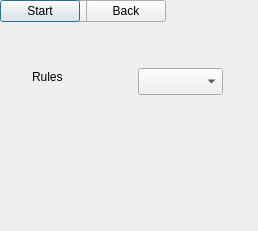
The window that QT_Project_Mensche_Aergere_dich_nicht/settingsdialog.ui (TwoPlusPlus/NETB375_Mensche_aergere_dich_nicht) describes before a commit, drawn with Qt 5.
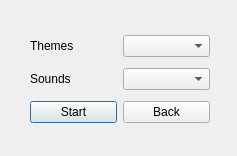
The same window after the commit.

Commit message: languages added; rules to be translated later

Diff of the .ui file:
```diff
--- a/QT_Project_Mensche_Aergere_dich_nicht/settingsdialog.ui
+++ b/QT_Project_Mensche_Aergere_dich_nicht/settingsdialog.ui
@@ -6,29 +6,25 @@
    <rect>
     <x>0</x>
     <y>0</y>
-    <width>258</width>
-    <height>231</height>
+    <width>237</width>
+    <height>156</height>
    </rect>
   </property>
   <property name="windowTitle">
    <string>Dialog</string>
   </property>
   <widget class="QWidget" name="">
-   <layout class="QHBoxLayout" name="horizontalLayout">
-    <item>
-     <widget class="QLabel" name="DieThrowlabel">
-      <property name="text">
-       <string>Die throw</string>
-      </property>
-     </widget>
-    </item>
+   <property name="geometry">
+    <rect>
+     <x>30</x>
+     <y>30</y>
+     <width>180</width>
+     <height>101</height>
+    </rect>
+   </property>
+   <layout class="QVBoxLayout" name="verticalLayout">
     <item>
-     <widget class="QComboBox" name="DieThrowcomboBox"/>
-    </item>
-   </layout>
-  </widget>
-  <widget class="QWidget" name="">
-   <layout class="QHBoxLayout" name="horizontalLayout_4">
+     <layout class="QHBoxLayout" name="horizontalLayout_3">
     <item>
      <widget class="QLabel" name="Themeslabel">
       <property name="text">
@@ -40,9 +36,9 @@
      <widget class="QComboBox" name="ThemescomboBox"/>
     </item>
    </layout>
-  </widget>
-  <widget class="QWidget" name="">
-   <layout class="QHBoxLayout" name="horizontalLayout_3">
+    </item>
+    <item>
+     <layout class="QHBoxLayout" name="horizontalLayout_5">
     <item>
      <widget class="QLabel" name="Soundslabel">
       <property name="text">
@@ -54,9 +50,9 @@
      <widget class="QComboBox" name="SoundscomboBox"/>
     </item>
    </layout>
-  </widget>
-  <widget class="QWidget" name="">
-   <layout class="QHBoxLayout" name="horizontalLayout_5">
+    </item>
+    <item>
+     <layout class="QHBoxLayout" name="horizontalLayout">
     <item>
      <widget class="QPushButton" name="StartButton">
       <property name="text">
@@ -72,29 +68,8 @@
      </widget>
     </item>
    </layout>
-  </widget>
-  <widget class="QLabel" name="Ruleslabel">
-   <property name="geometry">
-    <rect>
-     <x>32</x>
-     <y>68</y>
-     <width>100</width>
-     <height>17</height>
-    </rect>
-   </property>
-   <property name="text">
-    <string>Rules                  </string>
-   </property>
-  </widget>
-  <widget class="QComboBox" name="RulescomboBox">
-   <property name="geometry">
-    <rect>
-     <x>138</x>
-     <y>68</y>
-     <width>85</width>
-     <height>27</height>
-    </rect>
-   </property>
+    </item>
+   </layout>
   </widget>
  </widget>
  <resources/>
```
Lines whose indentation alone changed are shown as unchanged. The commit also changes 17 other files.
